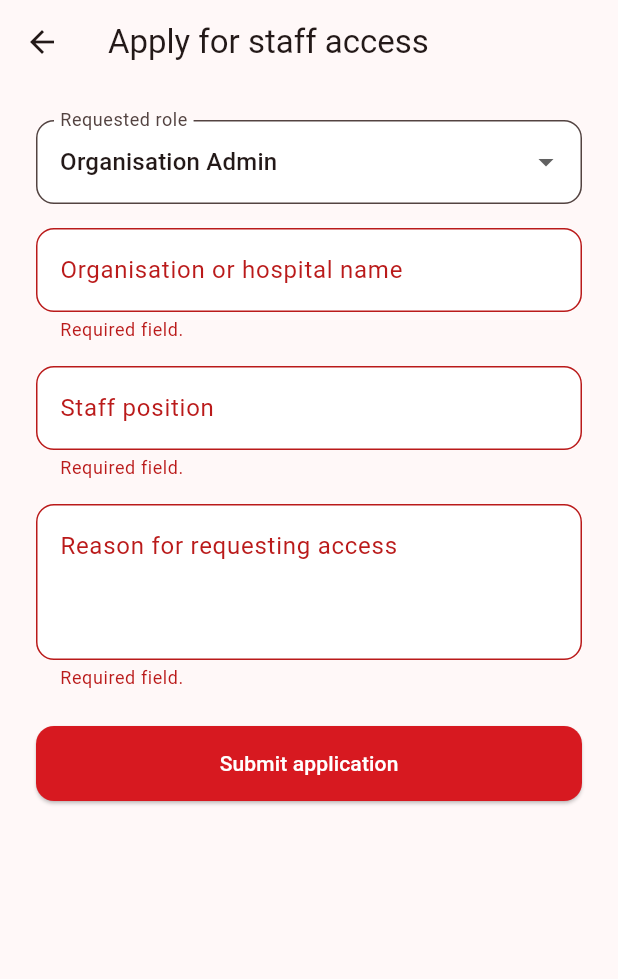
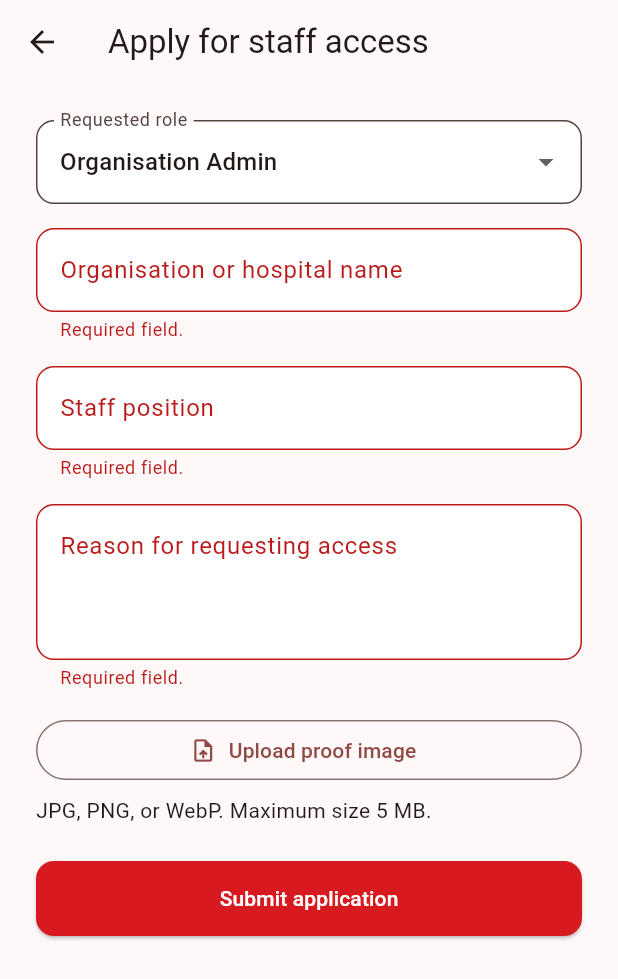
Before and after one commit to xinyue05-xinyue/mobile_asg, a Flutter app: the RoleApplicationScreen screen opened directly, after a tap on "Submit application", on a phone screen of 412 x 824 dp. Shown: the top 979 px of the screen. Run offline on Flutter 3.47's test engine with Material 3 defaults, Android fonts, the phone set to English and light mode, and no system bars; our stand-ins replace image_picker, shared_preferences, sqflite, supabase_flutter; accounts and stored records are empty.

Commit message:
statistic, upload image proof

```diff
--- a/lib/data/remote/role_request_repository.dart
+++ b/lib/data/remote/role_request_repository.dart
@@ -1,3 +1,5 @@
+import 'dart:typed_data';
+
 import 'package:supabase_flutter/supabase_flutter.dart';
 
 import '../../models/role_request.dart';
@@ -8,11 +10,15 @@ class RoleRequestRepository {
 
   final SupabaseClient client;
 
+  static const proofBucket = 'role-request-proofs';
+
   Future<void> submit({
     required UserRole requestedRole,
     required String organisationName,
     required String staffPosition,
     required String reason,
+    required Uint8List proofBytes,
+    required String proofFileName,
   }) async {
     final user = client.auth.currentUser;
     if (user == null) throw const AuthException('Please log in again.');
@@ -20,13 +26,52 @@ class RoleRequestRepository {
       throw ArgumentError('Only admin or hospital access can be requested.');
     }
 
+    final extension = _imageExtension(proofFileName);
+    final proofPath =
+        '${user.id}/${DateTime.now().microsecondsSinceEpoch}.$extension';
+
+    await client.storage
+        .from(proofBucket)
+        .uploadBinary(
+          proofPath,
+          proofBytes,
+          fileOptions: FileOptions(contentType: _contentType(extension)),
+        );
+
+    try {
       await client.from('role_requests').insert({
         'user_id': user.id,
         'requested_role': requestedRole.databaseValue,
         'organisation_name': organisationName,
         'staff_position': staffPosition,
         'reason': reason,
+        'proof_path': proofPath,
       });
+    } catch (_) {
+      await client.storage.from(proofBucket).remove([proofPath]);
+      rethrow;
+    }
+  }
+
+  String _imageExtension(String fileName) {
+    final extension = fileName.split('.').last.toLowerCase();
+    if (const {'jpg', 'jpeg', 'png', 'webp'}.contains(extension)) {
+      return extension;
+    }
+    throw ArgumentError('Proof must be a JPG, PNG, or WebP image.');
+  }
+
+  String _contentType(String extension) => switch (extension) {
+    'jpg' || 'jpeg' => 'image/jpeg',
+    'png' => 'image/png',
+    'webp' => 'image/webp',
+    _ => 'application/octet-stream',
+  };
+
+  Future<String> createProofUrl(String proofPath) {
+    return client.storage
+        .from(proofBucket)
+        .createSignedUrl(proofPath, const Duration(minutes: 10).inSeconds);
   }
 
   Future<List<RoleRequest>> getMine() async {
--- a/lib/models/government_donation_stat.dart
+++ b/lib/models/government_donation_stat.dart
@@ -1,16 +1,19 @@
 class GovernmentDonationStat {
   const GovernmentDonationStat({
     required this.date,
+    required this.state,
     required this.bloodType,
     required this.donations,
   });
 
   final DateTime date;
+  final String state;
   final String bloodType;
   final int donations;
 
   Map<String, Object?> toMap() => {
     'date': date.toIso8601String().split('T').first,
+    'state': state,
     'blood_type': bloodType,
     'donations': donations,
   };
@@ -18,6 +21,7 @@ class GovernmentDonationStat {
   factory GovernmentDonationStat.fromMap(Map<String, Object?> map) =>
       GovernmentDonationStat(
         date: DateTime.parse(map['date']! as String),
+        state: map['state'] as String? ?? 'Malaysia',
         bloodType: map['blood_type']! as String,
         donations: (map['donations']! as num).toInt(),
       );
--- a/lib/models/role_request.dart
+++ b/lib/models/role_request.dart
@@ -11,6 +11,7 @@ class RoleRequest {
     required this.createdAt,
     this.reason,
     this.rejectionReason,
+    this.proofPath,
   });
 
   final String id;
@@ -22,6 +23,7 @@ class RoleRequest {
   final DateTime createdAt;
   final String? reason;
   final String? rejectionReason;
+  final String? proofPath;
 
   factory RoleRequest.fromMap(Map<String, Object?> map) => RoleRequest(
     id: map['id']! as String,
@@ -33,5 +35,6 @@ class RoleRequest {
     createdAt: DateTime.parse(map['created_at']! as String).toLocal(),
     reason: map['reason'] as String?,
     rejectionReason: map['rejection_reason'] as String?,
+    proofPath: map['proof_path'] as String?,
   );
 }
--- a/lib/screens/admin/admin_dashboard_screen.dart
+++ b/lib/screens/admin/admin_dashboard_screen.dart
@@ -3,6 +3,7 @@ import 'package:flutter/material.dart';
 import '../../data/remote/supabase_service.dart';
 import '../../widgets/notification_button.dart';
 import '../login_screen.dart';
+import '../statistics_screen.dart';
 import 'manage_centres_screen.dart';
 import 'manage_events_screen.dart';
 
@@ -15,6 +16,7 @@ class AdminDashboardScreen extends StatelessWidget {
       appBar: AppBar(
         title: const Text('Organisation Admin'),
         actions: [
+          const StatisticsIconButton(),
           const NotificationButton(),
           IconButton(
             onPressed: () async {
--- a/lib/screens/donor/role_application_screen.dart
+++ b/lib/screens/donor/role_application_screen.dart
@@ -1,4 +1,5 @@
 import 'package:flutter/material.dart';
+import 'package:image_picker/image_picker.dart';
 import 'package:supabase_flutter/supabase_flutter.dart';
 
 import '../../data/remote/role_request_repository.dart';
@@ -18,6 +19,8 @@ class _RoleApplicationScreenState extends State<RoleApplicationScreen> {
   final positionController = TextEditingController();
   final reasonController = TextEditingController();
   UserRole requestedRole = UserRole.admin;
+  final imagePicker = ImagePicker();
+  XFile? proofImage;
   bool isSubmitting = false;
 
   @override
@@ -34,16 +37,29 @@ class _RoleApplicationScreenState extends State<RoleApplicationScreen> {
 
   Future<void> submit() async {
     if (!(formKey.currentState?.validate() ?? false)) return;
+    final selectedProof = proofImage;
+    if (selectedProof == null) {
+      ScaffoldMessenger.of(context).showSnackBar(
+        const SnackBar(content: Text('Please upload a proof image.')),
+      );
+      return;
+    }
     final client = SupabaseService.client;
     if (client == null) return;
 
     setState(() => isSubmitting = true);
     try {
+      final proofBytes = await selectedProof.readAsBytes();
+      if (proofBytes.lengthInBytes > 5 * 1024 * 1024) {
+        throw const FormatException('Proof image must be 5 MB or smaller.');
+      }
       await RoleRequestRepository(client).submit(
         requestedRole: requestedRole,
         organisationName: organisationController.text.trim(),
         staffPosition: positionController.text.trim(),
         reason: reasonController.text.trim(),
+        proofBytes: proofBytes,
+        proofFileName: selectedProof.name,
       );
       if (!mounted) return;
       ScaffoldMessenger.of(context).showSnackBar(
@@ -55,9 +71,33 @@ class _RoleApplicationScreenState extends State<RoleApplicationScreen> {
       ScaffoldMessenger.of(
         context,
       ).showSnackBar(SnackBar(content: Text(error.message)));
+    } on StorageException catch (error) {
+      if (!mounted) return;
+      ScaffoldMessenger.of(
+        context,
+      ).showSnackBar(SnackBar(content: Text(error.message)));
+    } on FormatException catch (error) {
+      if (!mounted) return;
+      ScaffoldMessenger.of(
+        context,
+      ).showSnackBar(SnackBar(content: Text(error.message)));
+    } on ArgumentError catch (error) {
+      if (!mounted) return;
+      ScaffoldMessenger.of(context).showSnackBar(
+        SnackBar(content: Text(error.message?.toString() ?? 'Invalid image.')),
+      );
     } finally {
       if (mounted) setState(() => isSubmitting = false);
     }
+  }
+
+  Future<void> pickProofImage() async {
+    final image = await imagePicker.pickImage(
+      source: ImageSource.gallery,
+      imageQuality: 85,
+      maxWidth: 2000,
+    );
+    if (image != null && mounted) setState(() => proofImage = image);
   }
 
   @override
@@ -105,6 +145,21 @@ class _RoleApplicationScreenState extends State<RoleApplicationScreen> {
                 alignLabelWithHint: true,
               ),
             ),
+            const SizedBox(height: 16),
+            OutlinedButton.icon(
+              onPressed: isSubmitting ? null : pickProofImage,
+              icon: const Icon(Icons.upload_file_outlined),
+              label: Text(
+                proofImage == null
+                    ? 'Upload proof image'
+                    : 'Selected: ${proofImage!.name}',
+                overflow: TextOverflow.ellipsis,
+              ),
+            ),
+            const Padding(
+              padding: EdgeInsets.only(top: 6),
+              child: Text('JPG, PNG, or WebP. Maximum size 5 MB.'),
+            ),
             const SizedBox(height: 24),
             ElevatedButton(
               onPressed: isSubmitting ? null : submit,
--- a/lib/screens/donor_home_screen.dart
+++ b/lib/screens/donor_home_screen.dart
@@ -2,6 +2,7 @@ import 'package:flutter/material.dart';
 
 import '../widgets/notification_button.dart';
 import 'donor/donor_emergency_screen.dart';
+import 'statistics_screen.dart';
 
 class DonorHomeScreen extends StatelessWidget {
   const DonorHomeScreen({super.key});
@@ -11,7 +12,7 @@ class DonorHomeScreen extends StatelessWidget {
     return Scaffold(
       appBar: AppBar(
         title: const Text('MyDarah'),
-        actions: const [NotificationButton()],
+        actions: const [StatisticsIconButton(), NotificationButton()],
       ),
       body: Padding(
         padding: const EdgeInsets.all(16),
--- a/lib/screens/hospital/hospital_dashboard_screen.dart
+++ b/lib/screens/hospital/hospital_dashboard_screen.dart
@@ -5,6 +5,7 @@ import '../../data/remote/supabase_service.dart';
 import '../../models/emergency_request.dart';
 import '../../widgets/notification_button.dart';
 import '../login_screen.dart';
+import '../statistics_screen.dart';
 import 'create_emergency_screen.dart';
 import 'emergency_responses_screen.dart';
 
@@ -87,6 +88,7 @@ class _HospitalDashboardScreenState extends State<HospitalDashboardScreen> {
       appBar: AppBar(
         title: const Text('Hospital Portal'),
         actions: [
+          const StatisticsIconButton(),
           const NotificationButton(),
           IconButton(onPressed: signOut, icon: const Icon(Icons.logout)),
         ],
--- a/pubspec.yaml
+++ b/pubspec.yaml
@@ -39,6 +39,7 @@ dependencies:
   shared_preferences: ^2.5.5
   supabase_flutter: ^2.17.2
   http: ^1.6.0
+  image_picker: ^1.2.1
 
 dev_dependencies:
   flutter_test:
```
Also changed, not shown: lib/data/local/app_database.dart (+7 -2 lines), lib/data/repositories/data_sync_service.dart (+10 -0 lines), lib/data/repositories/government_data_repository.dart (+6 -4 lines), lib/screens/donor/centres_screen.dart (+12 -6 lines), lib/screens/system_admin/system_admin_dashboard_screen.dart (+45 -0 lines), pubspec.lock, 2 other files. Lines whose indentation alone changed are shown as unchanged.
